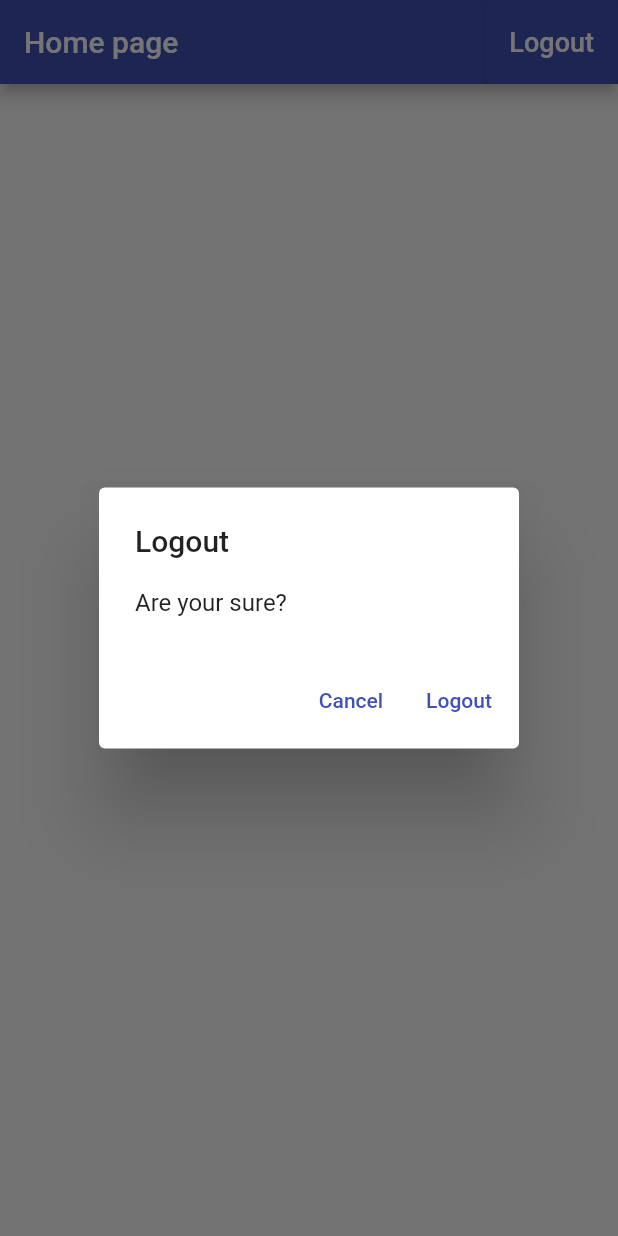
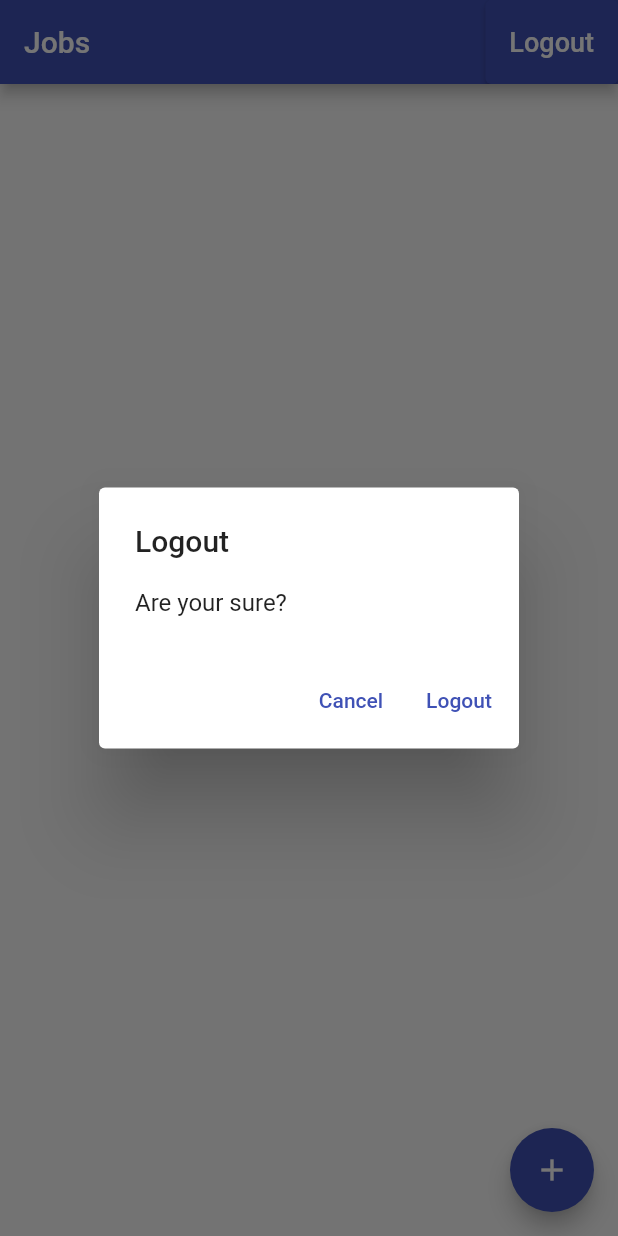
Before and after one commit to tagirahmad/time_tracker_mobile_app, a Flutter app: the screen it shows once a user with an empty profile is signed in, after a tap on "Logout", on a phone screen of 412 x 824 dp. Run offline on Flutter 3.47's test engine with Material 2 defaults, Android fonts, the phone set to English and light mode, and no system bars; our stand-ins replace cloud_firestore, firebase_auth, firebase_core, google_sign_in; missing offline and left inert: flutter_login_facebook; accounts and stored records are empty; project files that could hold a hidden picture were left out.

Commit message:
Add jobs

```diff
--- /dev/null
+++ b/lib/app/home/jobs_page.dart
@@ -0,0 +1,99 @@
+import 'package:firebase_core/firebase_core.dart';
+import 'package:flutter/material.dart';
+import 'package:provider/provider.dart';
+import 'package:time_tracker_flutter_course/app/common_widgets/show_alert_dialog.dart';
+import 'package:time_tracker_flutter_course/app/common_widgets/show_exeption_alert_dialog.dart';
+import 'package:time_tracker_flutter_course/services/auth.dart';
+import 'package:time_tracker_flutter_course/services/database.dart';
+
+import 'models/job.dart';
+
+class JobsPage extends StatelessWidget {
+  Future<void> _singOut(BuildContext context) async {
+    try {
+      final auth = Provider.of<AuthBase>(context, listen: false);
+      await auth.signOut();
+    } catch (e) {
+      print(e.toString());
+    }
+  }
+
+  Future<void> _confirmSingOut(BuildContext context) async {
+    final didRequestSignOut = await showAlertDialog(
+      context,
+      title: 'Logout',
+      content: 'Are your sure?',
+      cancelActionText: 'Cancel',
+      defaultActionText: 'Logout',
+    );
+
+    if (didRequestSignOut == true) {
+      await _singOut(context);
+    }
+  }
+
+  Future<void> _createJob(BuildContext context) async {
+    try {
+      final database = Provider.of<Database>(context, listen: false);
+      await database.createJob(Job(name: 'Blogging', ratePerHour: '10'));
+    } on FirebaseException catch (e) {
+      await showExeptionAlertDialog(
+        context,
+        title: 'Operation failed',
+        exception: e,
+      );
+    }
+  }
+
+  @override
+  Widget build(BuildContext context) {
+    // TODO: temp code, delete me
+    final database = Provider.of<Database>(context, listen: false);
+    database.jobsStream();
+    return Scaffold(
+      appBar: AppBar(
+        title: Text('Jobs'),
+        actions: [
+          ElevatedButton(
+            onPressed: () => _confirmSingOut(context),
+            child: Text(
+              'Logout',
+              style: TextStyle(
+                color: Colors.white,
+                fontSize: 18.0,
+              ),
+            ),
+          ),
+        ],
+      ),
+      body: _buildContents(context),
+      floatingActionButton: FloatingActionButton(
+        onPressed: () => _createJob(context),
+        child: Icon(Icons.add),
+      ),
+    );
+  }
+
+  Widget _buildContents(BuildContext context) {
+    final database = Provider.of<Database>(context, listen: false);
+    return StreamBuilder<List<Job>>(
+      stream: database.jobsStream(),
+      builder: (context, snapshot) {
+        if (snapshot.hasData) {
+          final jobs = snapshot.data;
+          final children = jobs!.map((job) => Text(job.name)).toList();
+          return ListView(
+            children: children,
+          );
+        } else if (snapshot.hasError) {
+          return Center(
+            child: Text('Some error occured'),
+          );
+        }
+        return Center(
+          child: CircularProgressIndicator(),
+        );
+      },
+    );
+  }
+}
--- /dev/null
+++ b/lib/app/home/models/job.dart
@@ -0,0 +1,20 @@
+class Job {
+  Job({required this.name, required this.ratePerHour});
+
+  final String name;
+  final String ratePerHour;
+
+  Map<String, dynamic> toMap() {
+    return {
+      'name': name,
+      'ratePerHour': ratePerHour,
+    };
+  }
+
+  factory Job.fromMap(Map<String, dynamic> map) {
+    return Job(
+      name: map['name'],
+      ratePerHour: map['ratePerHour'],
+    );
+  }
+}
--- a/lib/app/home_page.dart
+++ /dev/null
@@ -1,50 +0,0 @@
-import 'package:flutter/material.dart';
-import 'package:provider/provider.dart';
-import 'package:time_tracker_flutter_course/app/common_widgets/show_alert_dialog.dart';
-import 'package:time_tracker_flutter_course/services/auth.dart';
-
-class HomePage extends StatelessWidget {
-  Future<void> _singOut(BuildContext context) async {
-    try {
-      final auth = Provider.of<AuthBase>(context, listen: false);
-      await auth.signOut();
-    } catch (e) {
-      print(e.toString());
-    }
-  }
-
-  Future<void> _confirmSingOut(BuildContext context) async {
-    final didRequestSignOut = await showAlertDialog(
-      context,
-      title: 'Logout',
-      content: 'Are your sure?',
-      cancelActionText: 'Cancel',
-      defaultActionText: 'Logout',
-    );
-
-    if (didRequestSignOut == true) {
-      await _singOut(context);
-    }
-  }
-
-  @override
-  Widget build(BuildContext context) {
-    return Scaffold(
-      appBar: AppBar(
-        title: Text('Home page'),
-        actions: [
-          ElevatedButton(
-            onPressed: () => _confirmSingOut(context),
-            child: Text(
-              'Logout',
-              style: TextStyle(
-                color: Colors.white,
-                fontSize: 18.0,
-              ),
-            ),
-          ),
-        ],
-      ),
-    );
-  }
-}
--- a/lib/app/landing_page.dart
+++ b/lib/app/landing_page.dart
@@ -3,8 +3,9 @@ import 'package:flutter/material.dart';
 import 'package:provider/provider.dart';
 import 'package:time_tracker_flutter_course/app/sign_in/sign_in_page.dart';
 import 'package:time_tracker_flutter_course/services/auth.dart';
+import 'package:time_tracker_flutter_course/services/database.dart';
 
-import 'home_page.dart';
+import 'home/jobs_page.dart';
 
 class LandingPage extends StatelessWidget {
   @override
@@ -19,7 +20,10 @@ class LandingPage extends StatelessWidget {
           if (user == null) {
             return SignInPage.create(context);
           }
-          return HomePage();
+          return Provider<Database>(
+            create: (_) => FirestoreDatabase(uid: user.uid),
+            child: JobsPage(),
+          );
         } else if (snapshot.connectionState == ConnectionState.waiting) {
           return Center(
             child: CircularProgressIndicator(),
--- a/lib/app/sign_in/email_sign_in_page.dart
+++ b/lib/app/sign_in/email_sign_in_page.dart
@@ -1,5 +1,4 @@
 import 'package:flutter/material.dart';
-import 'package:time_tracker_flutter_course/app/sign_in/email_sign_in_form_bloc_based.dart';
 import 'package:time_tracker_flutter_course/app/sign_in/email_sign_in_form_change_notifier.dart';
 
 class EmailSignInPage extends StatelessWidget {
--- /dev/null
+++ b/lib/services/api_path.dart
@@ -0,0 +1,4 @@
+class APIPath {
+  static String job(String uid, String jobId) => 'users/$uid/jobs/$jobId';
+  static String jobs(String uid) => 'users/$uid/jobs';
+}
--- /dev/null
+++ b/lib/services/database.dart
@@ -0,0 +1,27 @@
+import 'package:time_tracker_flutter_course/app/home/models/job.dart';
+import 'package:time_tracker_flutter_course/services/api_path.dart';
+import 'package:time_tracker_flutter_course/services/firestore_service.dart';
+
+abstract class Database {
+  Future<void> createJob(Job job);
+  Stream<List<Job>> jobsStream();
+}
+
+class FirestoreDatabase implements Database {
+  FirestoreDatabase({required this.uid});
+  final String uid;
+
+  final _service = FirestoreService.instance;
+
+  @override
+  Future<void> createJob(Job job) => _service.setData(
+        data: job.toMap(),
+        path: APIPath.job(uid, 'job_abc'),
+      );
+
+  @override
+  Stream<List<Job>> jobsStream() => _service.collectionStream<Job>(
+        path: APIPath.jobs(uid),
+        builder: (data) => Job.fromMap(data),
+      );
+}
--- /dev/null
+++ b/lib/services/firestore_service.dart
@@ -0,0 +1,31 @@
+import 'package:cloud_firestore/cloud_firestore.dart';
+
+class FirestoreService {
+  FirestoreService._();
+  static final instance = FirestoreService._();
+
+  factory FirestoreService() {
+    return instance;
+  }
+
+  Future<void> setData(
+      {required String path, required Map<String, dynamic> data}) async {
+    var reference = FirebaseFirestore.instance.doc(path);
+    await reference.set(data);
+  }
+
+  Stream<List<T>> collectionStream<T>({
+    required String path,
+    required T Function(Map<String, dynamic> data) builder,
+  }) {
+    final reference = FirebaseFirestore.instance.collection(path);
+    final snapshots = reference.snapshots();
+
+    return snapshots.map((snapshot) => snapshot.docs.map(
+          (snapshot) {
+            final data = snapshot.data();
+            return builder(data);
+          },
+        ).toList());
+  }
+}
--- a/pubspec.yaml
+++ b/pubspec.yaml
@@ -33,6 +33,7 @@ dependencies:
   google_sign_in: ^5.0.2
   flutter_login_facebook: ^1.0.1
   provider: ^5.0.0
+  cloud_firestore: ^2.1.0
 
 dev_dependencies:
   flutter_test:
```
Also changed, not shown: pubspec.lock, 1 other file.
